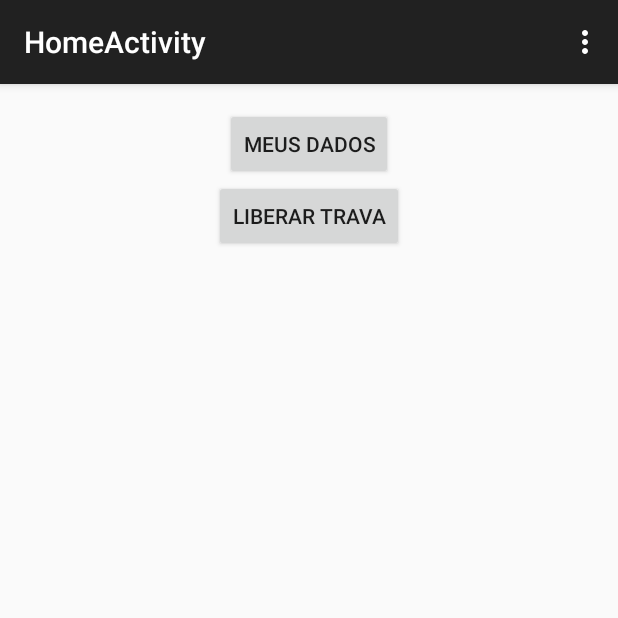
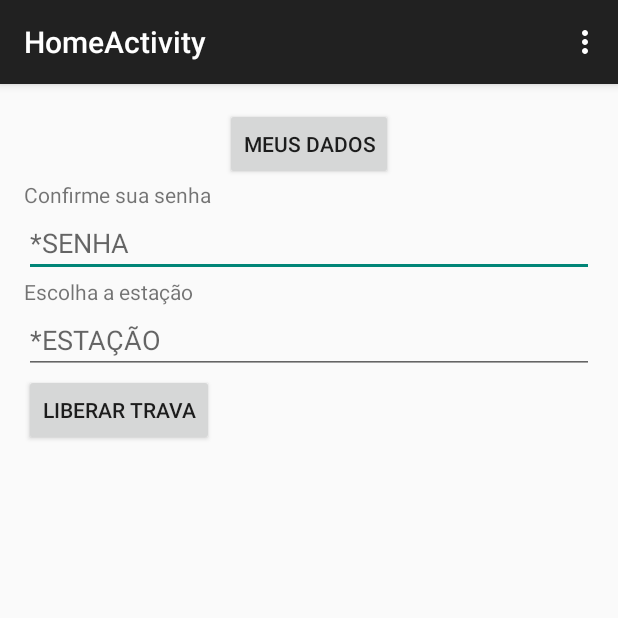
Before and after one commit to matheustristao/GerenciadorBicicletaEletrica, an Android app: the HomeActivity screen opened directly, with no data from a screen before it, on a phone screen of 412 x 824 dp, the top half of it. Run offline under Robolectric (Android 15) with nearby library versions, the phone set to English and light mode, and no system bars.

Commit message:
Liberacao da vaga no banco

```diff
--- a/app/src/main/AndroidManifest.xml
+++ b/app/src/main/AndroidManifest.xml
@@ -26,10 +26,6 @@
             android:name=".HomeActivity"
             android:label="@string/title_activity_home" >
         </activity>
-        <activity
-            android:name=".EstacaoActivity"
-            android:label="@string/title_activity_estacao" >
-        </activity>
     </application>
 
 </manifest>
--- a/app/src/main/java/com/unb/gerenciadorbicicletaeletrica/ConectionFactory.java
+++ b/app/src/main/java/com/unb/gerenciadorbicicletaeletrica/ConectionFactory.java
@@ -29,7 +29,7 @@ public class ConectionFactory {
 
     private String mensagem_catraca;
 
-    private  final static String ENDERECO_SERVER = "http://192.168.1.90/server.php";
+    private  final static String ENDERECO_SERVER = "http://192.168.1.64/xampp/server_bike/server.php";
 
     public String postHttp(String nome, String sobrenome, String email, String telefone, String senha){
 
@@ -108,6 +108,6 @@ public class ConectionFactory {
         catch(ClientProtocolException e){}
         catch(IOException e){}
 
-        return mensagem_cadastro;
+        return mensagem_catraca;
     }
 }
--- a/app/src/main/java/com/unb/gerenciadorbicicletaeletrica/MainActivity.java
+++ b/app/src/main/java/com/unb/gerenciadorbicicletaeletrica/MainActivity.java
@@ -11,6 +11,8 @@ import android.widget.Toast;
 public class MainActivity extends Activity {
 
     private String logado;
+    public static String email_logado = "";
+
 
     ConectionFactory conectionFactory = new ConectionFactory();
 
@@ -36,10 +38,11 @@ public class MainActivity extends Activity {
                 EditText etemail = (EditText) findViewById(R.id.etEmail);
                 EditText etsenha = (EditText) findViewById(R.id.etSenha);
 
+                email_logado = etemail.getText().toString();
+
                 final String hashSenha = Util.computeSHAHash(etemail.getText().toString(),etsenha.getText().toString());
 
                 logado = conectionFactory.loginHttp(etemail.getText().toString(), hashSenha);
-
 
                 if (logado.equals("loguei")) {
                     Intent i = new Intent(view.getContext(), HomeActivity.class);
--- a/app/src/main/res/layout/activity_home.xml
+++ b/app/src/main/res/layout/activity_home.xml
@@ -17,10 +17,40 @@
         android:id="@+id/btMeusDados"
         android:layout_gravity="center_horizontal" />
 
-    <Button
+
+
+    <TextView
+        android:id="@+id/textView1"
         android:layout_width="wrap_content"
         android:layout_height="wrap_content"
-        android:text="Liberar trava"
-        android:id="@+id/btLiberarTrava"
-        android:layout_gravity="center_horizontal" />
+        android:text="Confirme sua senha" />
+
+    <EditText
+        android:id="@+id/senhaTextView"
+        android:layout_width="match_parent"
+        android:layout_height="wrap_content"
+        android:ems="10"
+        android:inputType="textPassword"
+        android:hint="*SENHA" />
+
+    <TextView
+        android:id="@+id/textView2"
+        android:layout_width="wrap_content"
+        android:layout_height="wrap_content"
+        android:text="Escolha a estação" />
+
+    <EditText
+        android:id="@+id/estacaoTextView"
+        android:layout_width="match_parent"
+        android:layout_height="wrap_content"
+        android:ems="10"
+        android:inputType="text"
+        android:hint="*ESTAÇÃO" />
+
+    <Button
+        android:id="@+id/buttonEscolha"
+        android:layout_width="wrap_content"
+        android:layout_height="wrap_content"
+        android:text="LIBERAR TRAVA"
+        android:onClick="enviarDadosEstacao" />
 </LinearLayout>
```
Also changed, not shown: app/src/main/java/com/unb/gerenciadorbicicletaeletrica/EstacaoActivity.java (deleted, +0 -62 lines), app/src/main/java/com/unb/gerenciadorbicicletaeletrica/HomeActivity.java (+31 -0 lines), app/src/main/res/layout/activity_estacao.xml (deleted, +0 -47 lines), 1 other file.
